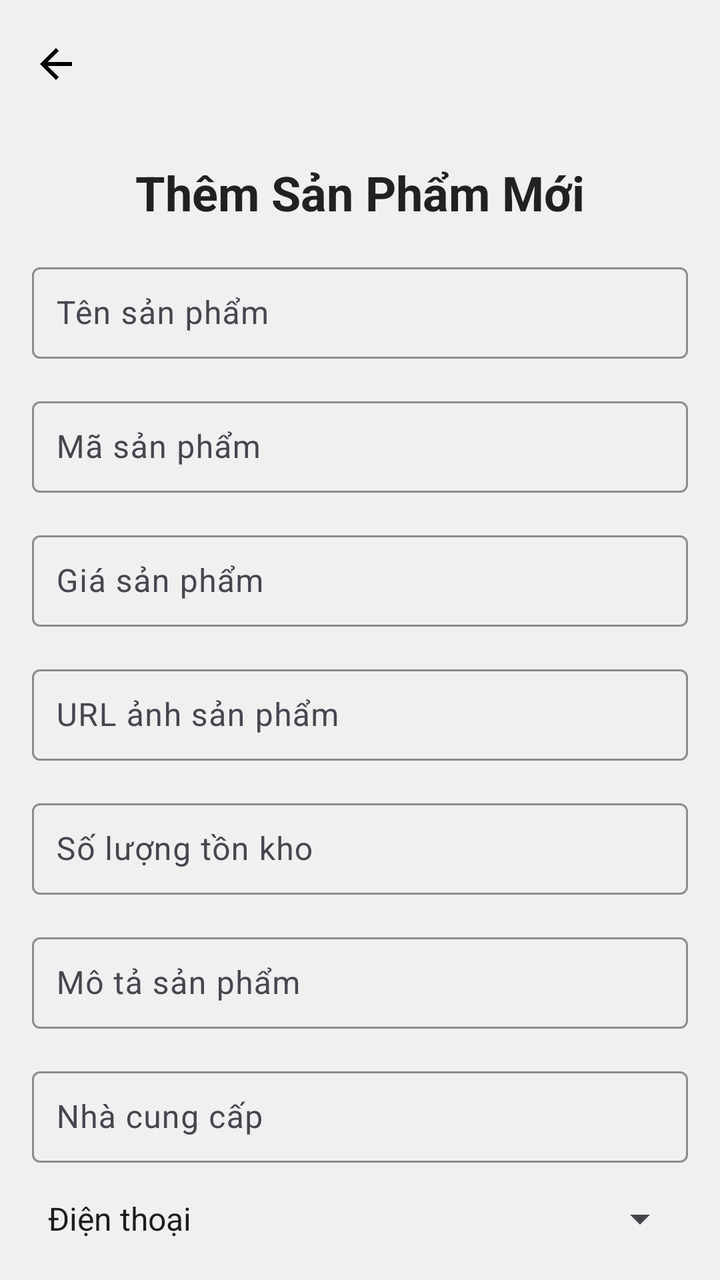
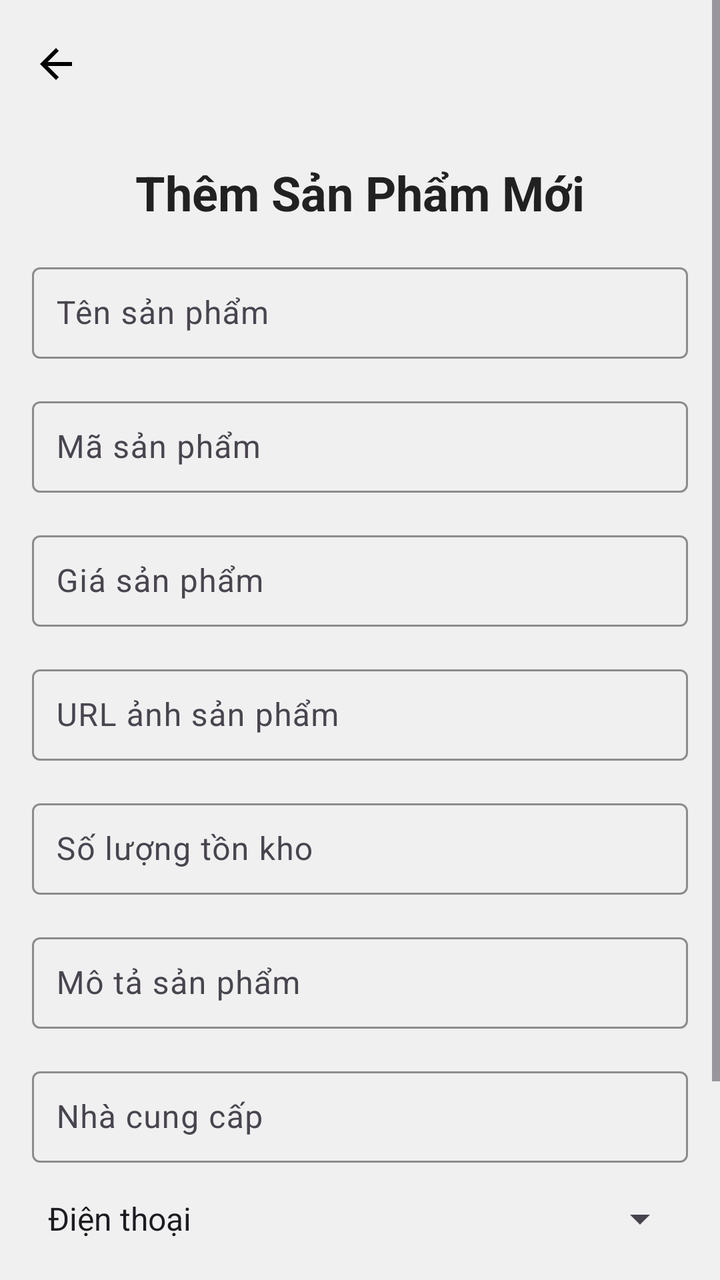

Screens rendered from an Android XML layout before and after an edit, with the pre-edit source and the edit as a unified diff.
<!-- AndroidManifest.xml: application theme Theme.BTL_Android -->
<!-- res/layout/activity_add_sanpham.xml -->
<?xml version="1.0" encoding="utf-8"?>
<androidx.constraintlayout.widget.ConstraintLayout xmlns:android="http://schemas.android.com/apk/res/android"
    xmlns:app="http://schemas.android.com/apk/res-auto"
    xmlns:tools="http://schemas.android.com/tools"
    android:id="@+id/main"
    android:layout_width="match_parent"
    android:layout_height="match_parent"
    android:background="@color/background_color"
    tools:context=".Activity.admin.sanpham.add_sanpham">

    
    <androidx.appcompat.widget.Toolbar
        android:id="@+id/toolbar"
        android:layout_width="0dp"
        android:layout_height="wrap_content"
        android:background="@color/background_color"
        android:title="@string/AddProducts"
        android:titleTextColor="@android:color/white"
        app:layout_constraintEnd_toEndOf="parent"
        app:layout_constraintStart_toStartOf="parent"
        app:layout_constraintTop_toTopOf="parent"
        app:navigationIcon="@drawable/ic_back" />

    
    <TextView
        android:id="@+id/textViewTitle"
        android:layout_width="wrap_content"
        android:layout_height="wrap_content"
        android:layout_marginTop="16dp"
        android:text="@string/AddNewProducts"
        android:textColor="@color/primary_text_color"
        android:textSize="24sp"
        android:textStyle="bold"
        app:layout_constraintEnd_toEndOf="parent"
        app:layout_constraintStart_toStartOf="parent"
        app:layout_constraintTop_toBottomOf="@id/toolbar" />

    
    <com.google.android.material.textfield.TextInputLayout
        android:id="@+id/textInputProductName"
        android:layout_width="0dp"
        android:layout_height="wrap_content"
        android:layout_marginHorizontal="16dp"
        android:layout_marginTop="16dp"
        app:boxBackgroundMode="outline"
        app:boxStrokeColor="@color/primary_color"
        app:hintTextColor="@color/hint_color"
        app:layout_constraintEnd_toEndOf="parent"
        app:layout_constraintStart_toStartOf="parent"
        app:layout_constraintTop_toBottomOf="@id/textViewTitle">

        <com.google.android.material.textfield.TextInputEditText
            android:id="@+id/editTextProductName"
            android:layout_width="match_parent"
            android:layout_height="wrap_content"
            android:hint="@string/ProductName"
            android:inputType="text"
            android:padding="12dp"
            android:textColor="@color/primary_text_color" />
    </com.google.android.material.textfield.TextInputLayout>

    
    <com.google.android.material.textfield.TextInputLayout
        android:id="@+id/textInputProductCode"
        android:layout_width="0dp"
        android:layout_height="wrap_content"
        android:layout_marginHorizontal="16dp"
        android:layout_marginTop="16dp"
        app:boxBackgroundMode="outline"
        app:boxStrokeColor="@color/primary_color"
        app:hintTextColor="@color/hint_color"
        app:layout_constraintEnd_toEndOf="parent"
        app:layout_constraintStart_toStartOf="parent"
        app:layout_constraintTop_toBottomOf="@id/textInputProductName">

        <com.google.android.material.textfield.TextInputEditText
            android:id="@+id/editTextProductCode"
            android:layout_width="match_parent"
            android:layout_height="wrap_content"
            android:hint="@string/ProductCode"
            android:inputType="text"
            android:padding="12dp"
            android:textColor="@color/primary_text_color" />
    </com.google.android.material.textfield.TextInputLayout>

    
    <com.google.android.material.textfield.TextInputLayout
        android:id="@+id/textInputProductPrice"
        android:layout_width="0dp"
        android:layout_height="wrap_content"
        android:layout_marginHorizontal="16dp"
        android:layout_marginTop="16dp"
        app:boxBackgroundMode="outline"
        app:boxStrokeColor="@color/primary_color"
        app:hintTextColor="@color/hint_color"
        app:layout_constraintEnd_toEndOf="parent"
        app:layout_constraintStart_toStartOf="parent"
        app:layout_constraintTop_toBottomOf="@id/textInputProductCode">

        <com.google.android.material.textfield.TextInputEditText
            android:id="@+id/editTextProductPrice"
            android:layout_width="match_parent"
            android:layout_height="wrap_content"
            android:hint="@string/ProductPrice"
            android:inputType="number"
            android:padding="12dp"
            android:textColor="@color/primary_text_color" />
    </com.google.android.material.textfield.TextInputLayout>

    
    <com.google.android.material.textfield.TextInputLayout
        android:id="@+id/textInputProductImageUrl"
        android:layout_width="0dp"
        android:layout_height="wrap_content"
        android:layout_marginHorizontal="16dp"
        android:layout_marginTop="16dp"
        app:boxBackgroundMode="outline"
        app:boxStrokeColor="@color/primary_color"
        app:hintTextColor="@color/hint_color"
        app:layout_constraintEnd_toEndOf="parent"
        app:layout_constraintStart_toStartOf="parent"
        app:layout_constraintTop_toBottomOf="@id/textInputProductPrice">

        <com.google.android.material.textfield.TextInputEditText
            android:id="@+id/editTextProductImageUrl"
            android:layout_width="match_parent"
            android:layout_height="wrap_content"
            android:hint="@string/ProductImageURL"
            android:inputType="textUri"
            android:padding="12dp"
            android:textColor="@color/primary_text_color" />
    </com.google.android.material.textfield.TextInputLayout>

    
    <com.google.android.material.textfield.TextInputLayout
        android:id="@+id/textInputProductStock"
        android:layout_width="0dp"
        android:layout_height="wrap_content"
        android:layout_marginHorizontal="16dp"
        android:layout_marginTop="16dp"
        app:boxBackgroundMode="outline"
        app:boxStrokeColor="@color/primary_color"
        app:hintTextColor="@color/hint_color"
        app:layout_constraintEnd_toEndOf="parent"
        app:layout_constraintStart_toStartOf="parent"
        app:layout_constraintTop_toBottomOf="@id/textInputProductImageUrl">

        <com.google.android.material.textfield.TextInputEditText
            android:id="@+id/editTextProductStock"
            android:layout_width="match_parent"
            android:layout_height="wrap_content"
            android:hint="@string/QuantityInStock"
            android:inputType="number"
            android:padding="12dp"
            android:textColor="@color/primary_text_color" />
    </com.google.android.material.textfield.TextInputLayout>

    
    <com.google.android.material.textfield.TextInputLayout
        android:id="@+id/textInputProductDescription"
        android:layout_width="0dp"
        android:layout_height="wrap_content"
        android:layout_marginHorizontal="16dp"
        android:layout_marginTop="16dp"
        app:boxBackgroundMode="outline"
        app:boxStrokeColor="@color/primary_color"
        app:hintTextColor="@color/hint_color"
        app:layout_constraintEnd_toEndOf="parent"
        app:layout_constraintStart_toStartOf="parent"
        app:layout_constraintTop_toBottomOf="@id/textInputProductStock">

        <com.google.android.material.textfield.TextInputEditText
            android:id="@+id/editTextProductDescription"
            android:layout_width="match_parent"
            android:layout_height="wrap_content"
            android:hint="@string/ProductDescription"
            android:inputType="textMultiLine"
            android:padding="12dp"
            android:textColor="@color/primary_text_color" />
    </com.google.android.material.textfield.TextInputLayout>

    
    <com.google.android.material.textfield.TextInputLayout
        android:id="@+id/textInputProductSupplier"
        android:layout_width="0dp"
        android:layout_height="wrap_content"
        android:layout_marginHorizontal="16dp"
        android:layout_marginTop="16dp"
        app:boxBackgroundMode="outline"
        app:boxStrokeColor="@color/primary_color"
        app:hintTextColor="@color/hint_color"
        app:layout_constraintEnd_toEndOf="parent"
        app:layout_constraintStart_toStartOf="parent"
        app:layout_constraintTop_toBottomOf="@id/textInputProductDescription">

        <com.google.android.material.textfield.TextInputEditText
            android:id="@+id/editTextProductSupplier"
            android:layout_width="match_parent"
            android:layout_height="wrap_content"
            android:hint="@string/Supplier"
            android:inputType="text"
            android:padding="12dp"
            android:textColor="@color/primary_text_color" />
    </com.google.android.material.textfield.TextInputLayout>

    
    <Spinner
        android:id="@+id/spinnerProductType"
        android:layout_width="0dp"
        android:layout_height="wrap_content"
        android:layout_marginHorizontal="16dp"
        android:layout_marginTop="16dp"
        android:entries="@array/product_type_options"
        app:layout_constraintEnd_toEndOf="parent"
        app:layout_constraintStart_toStartOf="parent"
        app:layout_constraintTop_toBottomOf="@id/textInputProductSupplier" />

    
    <com.google.android.material.button.MaterialButton
        android:id="@+id/buttonAddProduct"
        android:layout_width="0dp"
        android:layout_height="wrap_content"
        android:layout_marginHorizontal="16dp"
        android:layout_marginTop="24dp"
        android:layout_marginBottom="24dp"
        android:backgroundTint="@color/black"
        android:paddingVertical="12dp"
        android:text="@string/AddProducts"
        android:textColor="@android:color/white"
        android:textSize="18sp"
        app:layout_constraintEnd_toEndOf="parent"
        app:layout_constraintStart_toStartOf="parent"
        app:layout_constraintTop_toBottomOf="@id/spinnerProductType" />

</androidx.constraintlayout.widget.ConstraintLayout>
<!-- resources referenced by this layout -->
<resources>
  <string-array name="product_type_options">
          <item>Điện thoại</item>
          <item>Laptop</item>
          <item>Máy tính</item>
      </string-array>
  <color name="background_color">#F0F0F0</color>
  <color name="black">#FF000000</color>
  <color name="hint_color">#757575</color>
  <color name="primary_color">#FF5722</color>
  <color name="primary_text_color">#212121</color>
  <!-- drawable ic_back (drawable) -->
  <vector xmlns:android="http://schemas.android.com/apk/res/android" android:autoMirrored="true" android:height="24dp" android:tint="#000000" android:viewportHeight="24" android:viewportWidth="24" android:width="24dp">
        
      <path android:fillColor="@android:color/white" android:pathData="M20,11H7.83l5.59,-5.59L12,4l-8,8 8,8 1.41,-1.41L7.83,13H20v-2z"/>
      
  </vector>
  <string name="AddNewProducts">Thêm Sản Phẩm Mới</string>
  <string name="AddProducts">Thêm Sản Phẩm</string>
  <string name="ProductCode">Mã sản phẩm</string>
  <string name="ProductDescription">Mô tả sản phẩm</string>
  <string name="ProductImageURL">URL ảnh sản phẩm</string>
  <string name="ProductName">Tên sản phẩm</string>
  <string name="ProductPrice">Giá sản phẩm</string>
  <string name="QuantityInStock">Số lượng tồn kho</string>
  <string name="Supplier">Nhà cung cấp</string>
  <style name="Theme.BTL_Android" parent="Base.Theme.BTL_Android" />
  <style name="Base.Theme.BTL_Android" parent="Theme.Material3.DayNight.NoActionBar">
          
          
          <item name="android:statusBarColor">#00000000</item>
      </style>
</resources>

<!-- the commit's change to res/layout/activity_add_sanpham.xml (unified diff, before → after) -->
@@ -1,235 +1,243 @@
 <?xml version="1.0" encoding="utf-8"?>
-<androidx.constraintlayout.widget.ConstraintLayout xmlns:android="http://schemas.android.com/apk/res/android"
+<ScrollView xmlns:android="http://schemas.android.com/apk/res/android"
     xmlns:app="http://schemas.android.com/apk/res-auto"
     xmlns:tools="http://schemas.android.com/tools"
-    android:id="@+id/main"
     android:layout_width="match_parent"
     android:layout_height="match_parent"
+    android:fillViewport="true"
     android:background="@color/background_color"
     tools:context=".Activity.admin.sanpham.add_sanpham">
 
-    
-    <androidx.appcompat.widget.Toolbar
-        android:id="@+id/toolbar"
-        android:layout_width="0dp"
+    <androidx.constraintlayout.widget.ConstraintLayout
+        android:id="@+id/main"
+        android:layout_width="match_parent"
         android:layout_height="wrap_content"
-        android:background="@color/background_color"
-        android:title="@string/AddProducts"
-        android:titleTextColor="@android:color/white"
-        app:layout_constraintEnd_toEndOf="parent"
-        app:layout_constraintStart_toStartOf="parent"
-        app:layout_constraintTop_toTopOf="parent"
-        app:navigationIcon="@drawable/ic_back" />
-
-    
-    <TextView
-        android:id="@+id/textViewTitle"
-        android:layout_width="wrap_content"
-        android:layout_height="wrap_content"
-        android:layout_marginTop="16dp"
-        android:text="@string/AddNewProducts"
-        android:textColor="@color/primary_text_color"
-        android:textSize="24sp"
-        android:textStyle="bold"
-        app:layout_constraintEnd_toEndOf="parent"
-        app:layout_constraintStart_toStartOf="parent"
-        app:layout_constraintTop_toBottomOf="@id/toolbar" />
-
-    
-    <com.google.android.material.textfield.TextInputLayout
-        android:id="@+id/textInputProductName"
-        android:layout_width="0dp"
-        android:layout_height="wrap_content"
-        android:layout_marginHorizontal="16dp"
-        android:layout_marginTop="16dp"
-        app:boxBackgroundMode="outline"
-        app:boxStrokeColor="@color/primary_color"
-        app:hintTextColor="@color/hint_color"
-        app:layout_constraintEnd_toEndOf="parent"
-        app:layout_constraintStart_toStartOf="parent"
-        app:layout_constraintTop_toBottomOf="@id/textViewTitle">
-
-        <com.google.android.material.textfield.TextInputEditText
-            android:id="@+id/editTextProductName"
-            android:layout_width="match_parent"
-            android:layout_height="wrap_content"
-            android:hint="@string/ProductName"
-            android:inputType="text"
-            android:padding="12dp"
-            android:textColor="@color/primary_text_color" />
-    </com.google.android.material.textfield.TextInputLayout>
-
-    
-    <com.google.android.material.textfield.TextInputLayout
-        android:id="@+id/textInputProductCode"
-        android:layout_width="0dp"
-        android:layout_height="wrap_content"
-        android:layout_marginHorizontal="16dp"
-        android:layout_marginTop="16dp"
-        app:boxBackgroundMode="outline"
-        app:boxStrokeColor="@color/primary_color"
-        app:hintTextColor="@color/hint_color"
-        app:layout_constraintEnd_toEndOf="parent"
-        app:layout_constraintStart_toStartOf="parent"
-        app:layout_constraintTop_toBottomOf="@id/textInputProductName">
-
-        <com.google.android.material.textfield.TextInputEditText
-            android:id="@+id/editTextProductCode"
-            android:layout_width="match_parent"
-            android:layout_height="wrap_content"
-            android:hint="@string/ProductCode"
-            android:inputType="text"
-            android:padding="12dp"
-            android:textColor="@color/primary_text_color" />
-    </com.google.android.material.textfield.TextInputLayout>
-
-    
-    <com.google.android.material.textfield.TextInputLayout
-        android:id="@+id/textInputProductPrice"
-        android:layout_width="0dp"
-        android:layout_height="wrap_content"
-        android:layout_marginHorizontal="16dp"
-        android:layout_marginTop="16dp"
-        app:boxBackgroundMode="outline"
-        app:boxStrokeColor="@color/primary_color"
-        app:hintTextColor="@color/hint_color"
-        app:layout_constraintEnd_toEndOf="parent"
-        app:layout_constraintStart_toStartOf="parent"
-        app:layout_constraintTop_toBottomOf="@id/textInputProductCode">
-
-        <com.google.android.material.textfield.TextInputEditText
-            android:id="@+id/editTextProductPrice"
-            android:layout_width="match_parent"
-            android:layout_height="wrap_content"
-            android:hint="@string/ProductPrice"
-            android:inputType="number"
-            android:padding="12dp"
-            android:textColor="@color/primary_text_color" />
-    </com.google.android.material.textfield.TextInputLayout>
-
-    
-    <com.google.android.material.textfield.TextInputLayout
-        android:id="@+id/textInputProductImageUrl"
-        android:layout_width="0dp"
-        android:layout_height="wrap_content"
-        android:layout_marginHorizontal="16dp"
-        android:layout_marginTop="16dp"
-        app:boxBackgroundMode="outline"
-        app:boxStrokeColor="@color/primary_color"
-        app:hintTextColor="@color/hint_color"
-        app:layout_constraintEnd_toEndOf="parent"
-        app:layout_constraintStart_toStartOf="parent"
-        app:layout_constraintTop_toBottomOf="@id/textInputProductPrice">
-
-        <com.google.android.material.textfield.TextInputEditText
-            android:id="@+id/editTextProductImageUrl"
-            android:layout_width="match_parent"
-            android:layout_height="wrap_content"
-            android:hint="@string/ProductImageURL"
-            android:inputType="textUri"
-            android:padding="12dp"
-            android:textColor="@color/primary_text_color" />
-    </com.google.android.material.textfield.TextInputLayout>
-
-    
-    <com.google.android.material.textfield.TextInputLayout
-        android:id="@+id/textInputProductStock"
-        android:layout_width="0dp"
-        android:layout_height="wrap_content"
-        android:layout_marginHorizontal="16dp"
-        android:layout_marginTop="16dp"
-        app:boxBackgroundMode="outline"
-        app:boxStrokeColor="@color/primary_color"
-        app:hintTextColor="@color/hint_color"
-        app:layout_constraintEnd_toEndOf="parent"
-        app:layout_constraintStart_toStartOf="parent"
-        app:layout_constraintTop_toBottomOf="@id/textInputProductImageUrl">
-
-        <com.google.android.material.textfield.TextInputEditText
-            android:id="@+id/editTextProductStock"
-            android:layout_width="match_parent"
-            android:layout_height="wrap_content"
-            android:hint="@string/QuantityInStock"
-            android:inputType="number"
-            android:padding="12dp"
-            android:textColor="@color/primary_text_color" />
-    </com.google.android.material.textfield.TextInputLayout>
-
-    
-    <com.google.android.material.textfield.TextInputLayout
-        android:id="@+id/textInputProductDescription"
-        android:layout_width="0dp"
-        android:layout_height="wrap_content"
-        android:layout_marginHorizontal="16dp"
-        android:layout_marginTop="16dp"
-        app:boxBackgroundMode="outline"
-        app:boxStrokeColor="@color/primary_color"
-        app:hintTextColor="@color/hint_color"
-        app:layout_constraintEnd_toEndOf="parent"
-        app:layout_constraintStart_toStartOf="parent"
-        app:layout_constraintTop_toBottomOf="@id/textInputProductStock">
-
-        <com.google.android.material.textfield.TextInputEditText
-            android:id="@+id/editTextProductDescription"
-            android:layout_width="match_parent"
-            android:layout_height="wrap_content"
-            android:hint="@string/ProductDescription"
-            android:inputType="textMultiLine"
-            android:padding="12dp"
-            android:textColor="@color/primary_text_color" />
-    </com.google.android.material.textfield.TextInputLayout>
-
-    
-    <com.google.android.material.textfield.TextInputLayout
-        android:id="@+id/textInputProductSupplier"
-        android:layout_width="0dp"
-        android:layout_height="wrap_content"
-        android:layout_marginHorizontal="16dp"
-        android:layout_marginTop="16dp"
-        app:boxBackgroundMode="outline"
-        app:boxStrokeColor="@color/primary_color"
-        app:hintTextColor="@color/hint_color"
-        app:layout_constraintEnd_toEndOf="parent"
-        app:layout_constraintStart_toStartOf="parent"
-        app:layout_constraintTop_toBottomOf="@id/textInputProductDescription">
-
-        <com.google.android.material.textfield.TextInputEditText
-            android:id="@+id/editTextProductSupplier"
-            android:layout_width="match_parent"
-            android:layout_height="wrap_content"
-            android:hint="@string/Supplier"
-            android:inputType="text"
-            android:padding="12dp"
-            android:textColor="@color/primary_text_color" />
-    </com.google.android.material.textfield.TextInputLayout>
-
-    
-    <Spinner
-        android:id="@+id/spinnerProductType"
-        android:layout_width="0dp"
-        android:layout_height="wrap_content"
-        android:layout_marginHorizontal="16dp"
-        android:layout_marginTop="16dp"
-        android:entries="@array/product_type_options"
-        app:layout_constraintEnd_toEndOf="parent"
-        app:layout_constraintStart_toStartOf="parent"
-        app:layout_constraintTop_toBottomOf="@id/textInputProductSupplier" />
-
-    
-    <com.google.android.material.button.MaterialButton
-        android:id="@+id/buttonAddProduct"
-        android:layout_width="0dp"
-        android:layout_height="wrap_content"
-        android:layout_marginHorizontal="16dp"
-        android:layout_marginTop="24dp"
-        android:layout_marginBottom="24dp"
-        android:backgroundTint="@color/black"
-        android:paddingVertical="12dp"
-        android:text="@string/AddProducts"
-        android:textColor="@android:color/white"
-        android:textSize="18sp"
-        app:layout_constraintEnd_toEndOf="parent"
-        app:layout_constraintStart_toStartOf="parent"
-        app:layout_constraintTop_toBottomOf="@id/spinnerProductType" />
-
-</androidx.constraintlayout.widget.ConstraintLayout>
+        android:paddingBottom="32dp">
+
+        
+        <androidx.appcompat.widget.Toolbar
+            android:id="@+id/toolbar"
+            android:layout_width="0dp"
+            android:layout_height="wrap_content"
+            android:background="@color/background_color"
+            android:title="@string/AddProducts"
+            android:titleTextColor="@android:color/white"
+            app:layout_constraintEnd_toEndOf="parent"
+            app:layout_constraintStart_toStartOf="parent"
+            app:layout_constraintTop_toTopOf="parent"
+            app:navigationIcon="@drawable/ic_back" />
+
+        
+        <TextView
+            android:id="@+id/textViewTitle"
+            android:layout_width="wrap_content"
+            android:layout_height="wrap_content"
+            android:layout_marginTop="16dp"
+            android:text="@string/AddNewProducts"
+            android:textColor="@color/primary_text_color"
+            android:textSize="24sp"
+            android:textStyle="bold"
+            app:layout_constraintEnd_toEndOf="parent"
+            app:layout_constraintStart_toStartOf="parent"
+            app:layout_constraintTop_toBottomOf="@id/toolbar" />
+
+        
+        <com.google.android.material.textfield.TextInputLayout
+            android:id="@+id/textInputProductName"
+            android:layout_width="0dp"
+            android:layout_height="wrap_content"
+            android:layout_marginHorizontal="16dp"
+            android:layout_marginTop="16dp"
+            app:boxBackgroundMode="outline"
+            app:boxStrokeColor="@color/primary_color"
+            app:hintTextColor="@color/hint_color"
+            app:layout_constraintEnd_toEndOf="parent"
+            app:layout_constraintStart_toStartOf="parent"
+            app:layout_constraintTop_toBottomOf="@id/textViewTitle">
+
+            <com.google.android.material.textfield.TextInputEditText
+                android:id="@+id/editTextProductName"
+                android:layout_width="match_parent"
+                android:layout_height="wrap_content"
+                android:hint="@string/ProductName"
+                android:inputType="text"
+                android:padding="12dp"
+                android:textColor="@color/primary_text_color" />
+        </com.google.android.material.textfield.TextInputLayout>
+
+        
+        <com.google.android.material.textfield.TextInputLayout
+            android:id="@+id/textInputProductCode"
+            android:layout_width="0dp"
+            android:layout_height="wrap_content"
+            android:layout_marginHorizontal="16dp"
+            android:layout_marginTop="16dp"
+            app:boxBackgroundMode="outline"
+            app:boxStrokeColor="@color/primary_color"
+            app:hintTextColor="@color/hint_color"
+            app:layout_constraintEnd_toEndOf="parent"
+            app:layout_constraintStart_toStartOf="parent"
+            app:layout_constraintTop_toBottomOf="@id/textInputProductName">
+
+            <com.google.android.material.textfield.TextInputEditText
+                android:id="@+id/editTextProductCode"
+                android:layout_width="match_parent"
+                android:layout_height="wrap_content"
+                android:hint="@string/ProductCode"
+                android:inputType="text"
+                android:padding="12dp"
+                android:textColor="@color/primary_text_color" />
+        </com.google.android.material.textfield.TextInputLayout>
+
+        
+        <com.google.android.material.textfield.TextInputLayout
+            android:id="@+id/textInputProductPrice"
+            android:layout_width="0dp"
+            android:layout_height="wrap_content"
+            android:layout_marginHorizontal="16dp"
+            android:layout_marginTop="16dp"
+            app:boxBackgroundMode="outline"
+            app:boxStrokeColor="@color/primary_color"
+            app:hintTextColor="@color/hint_color"
+            app:layout_constraintEnd_toEndOf="parent"
+            app:layout_constraintStart_toStartOf="parent"
+            app:layout_constraintTop_toBottomOf="@id/textInputProductCode">
+
+            <com.google.android.material.textfield.TextInputEditText
+                android:id="@+id/editTextProductPrice"
+                android:layout_width="match_parent"
+                android:layout_height="wrap_content"
+                android:hint="@string/ProductPrice"
+                android:inputType="number"
+                android:padding="12dp"
+                android:textColor="@color/primary_text_color" />
+        </com.google.android.material.textfield.TextInputLayout>
+
+        
+        <com.google.android.material.textfield.TextInputLayout
+            android:id="@+id/textInputProductImageUrl"
+            android:layout_width="0dp"
+            android:layout_height="wrap_content"
+            android:layout_marginHorizontal="16dp"
+            android:layout_marginTop="16dp"
+            app:boxBackgroundMode="outline"
+            app:boxStrokeColor="@color/primary_color"
+            app:hintTextColor="@color/hint_color"
+            app:layout_constraintEnd_toEndOf="parent"
+            app:layout_constraintStart_toStartOf="parent"
+            app:layout_constraintTop_toBottomOf="@id/textInputProductPrice">
+
+            <com.google.android.material.textfield.TextInputEditText
+                android:id="@+id/editTextProductImageUrl"
+                android:layout_width="match_parent"
+                android:layout_height="wrap_content"
+                android:hint="@string/ProductImageURL"
+                android:inputType="textUri"
+                android:padding="12dp"
+                android:textColor="@color/primary_text_color" />
+        </com.google.android.material.textfield.TextInputLayout>
+
+        
+        <com.google.android.material.textfield.TextInputLayout
+            android:id="@+id/textInputProductStock"
+            android:layout_width="0dp"
+            android:layout_height="wrap_content"
+            android:layout_marginHorizontal="16dp"
+            android:layout_marginTop="16dp"
+            app:boxBackgroundMode="outline"
+            app:boxStrokeColor="@color/primary_color"
+            app:hintTextColor="@color/hint_color"
+            app:layout_constraintEnd_toEndOf="parent"
+            app:layout_constraintStart_toStartOf="parent"
+            app:layout_constraintTop_toBottomOf="@id/textInputProductImageUrl">
+
+            <com.google.android.material.textfield.TextInputEditText
+                android:id="@+id/editTextProductStock"
+                android:layout_width="match_parent"
+                android:layout_height="wrap_content"
+                android:hint="@string/QuantityInStock"
+                android:inputType="number"
+                android:padding="12dp"
+                android:textColor="@color/primary_text_color" />
+        </com.google.android.material.textfield.TextInputLayout>
+
+        
+        <com.google.android.material.textfield.TextInputLayout
+            android:id="@+id/textInputProductDescription"
+            android:layout_width="0dp"
+            android:layout_height="wrap_content"
+            android:layout_marginHorizontal="16dp"
+            android:layout_marginTop="16dp"
+            app:boxBackgroundMode="outline"
+            app:boxStrokeColor="@color/primary_color"
+            app:hintTextColor="@color/hint_color"
+            app:layout_constraintEnd_toEndOf="parent"
+            app:layout_constraintStart_toStartOf="parent"
+            app:layout_constraintTop_toBottomOf="@id/textInputProductStock">
+
+            <com.google.android.material.textfield.TextInputEditText
+                android:id="@+id/editTextProductDescription"
+                android:layout_width="match_parent"
+                android:layout_height="wrap_content"
+                android:hint="@string/ProductDescription"
+                android:inputType="textMultiLine"
+                android:padding="12dp"
+                android:textColor="@color/primary_text_color" />
+        </com.google.android.material.textfield.TextInputLayout>
+
+        
+        <com.google.android.material.textfield.TextInputLayout
+            android:id="@+id/textInputProductSupplier"
+            android:layout_width="0dp"
+            android:layout_height="wrap_content"
+            android:layout_marginHorizontal="16dp"
+            android:layout_marginTop="16dp"
+            app:boxBackgroundMode="outline"
+            app:boxStrokeColor="@color/primary_color"
+            app:hintTextColor="@color/hint_color"
+            app:layout_constraintEnd_toEndOf="parent"
+            app:layout_constraintStart_toStartOf="parent"
+            app:layout_constraintTop_toBottomOf="@id/textInputProductDescription">
+
+            <com.google.android.material.textfield.TextInputEditText
+                android:id="@+id/editTextProductSupplier"
+                android:layout_width="match_parent"
+                android:layout_height="wrap_content"
+                android:hint="@string/Supplier"
+                android:inputType="text"
+                android:padding="12dp"
+                android:textColor="@color/primary_text_color" />
+        </com.google.android.material.textfield.TextInputLayout>
+
+        
+        <Spinner
+            android:id="@+id/spinnerProductType"
+            android:layout_width="0dp"
+            android:layout_height="wrap_content"
+            android:layout_marginHorizontal="16dp"
+            android:layout_marginTop="16dp"
+            android:entries="@array/product_type_options"
+            app:layout_constraintEnd_toEndOf="parent"
+            app:layout_constraintStart_toStartOf="parent"
+            app:layout_constraintTop_toBottomOf="@id/textInputProductSupplier" />
+
+        
+        <com.google.android.material.button.MaterialButton
+            android:id="@+id/buttonAddProduct"
+            android:layout_width="0dp"
+            android:layout_height="wrap_content"
+            android:layout_marginHorizontal="16dp"
+            android:layout_marginTop="24dp"
+            android:layout_marginBottom="24dp"
+            android:backgroundTint="@color/black"
+            android:paddingVertical="12dp"
+            android:text="@string/AddProducts"
+            android:textColor="@android:color/white"
+            android:textSize="18sp"
+            app:layout_constraintBottom_toBottomOf="parent"
+            app:layout_constraintEnd_toEndOf="parent"
+            app:layout_constraintStart_toStartOf="parent"
+            app:layout_constraintTop_toBottomOf="@id/spinnerProductType" />
+
+    </androidx.constraintlayout.widget.ConstraintLayout>
+</ScrollView>
